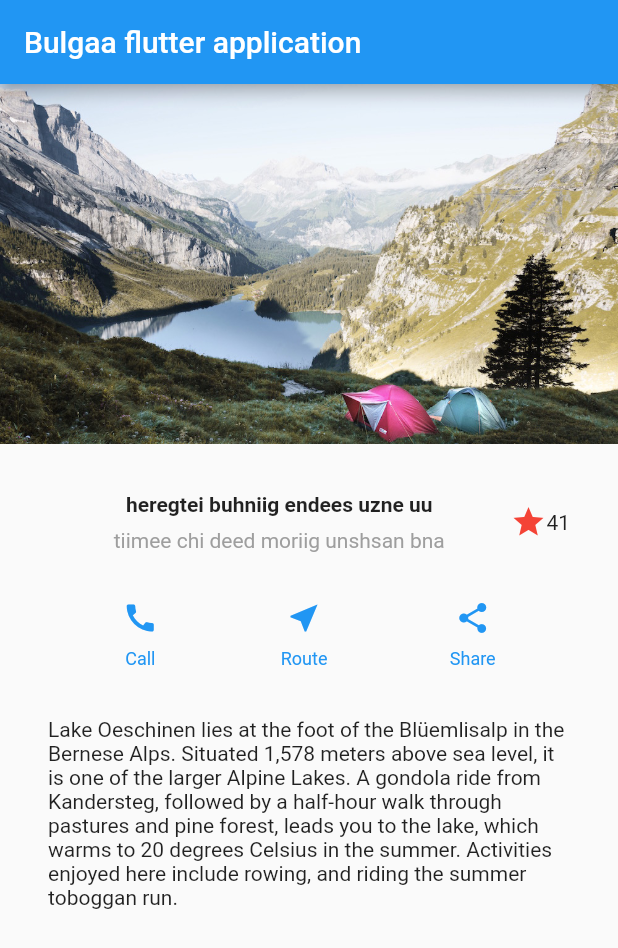
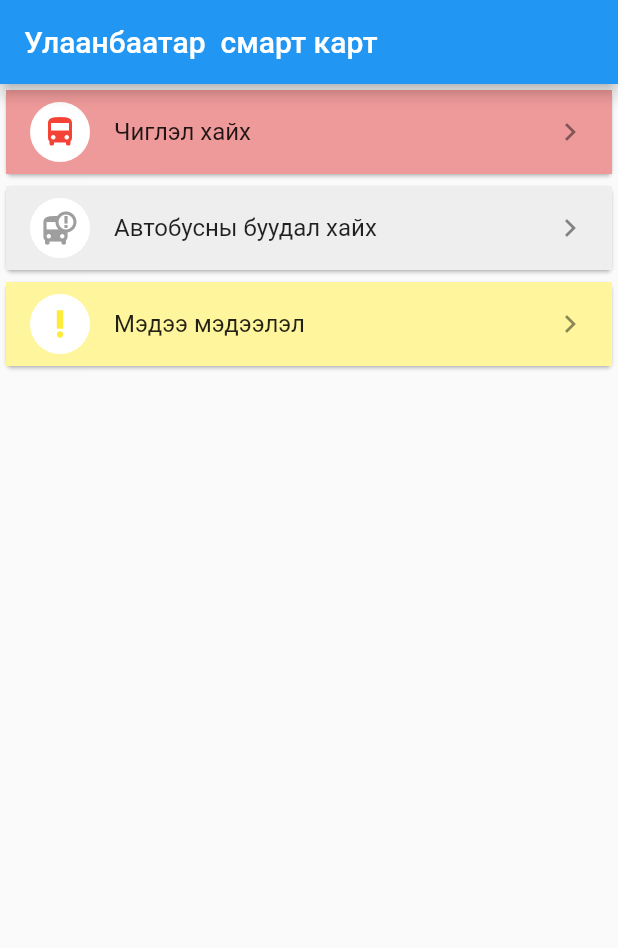
Before and after one commit to bulgaa1111/haha, a Flutter app: the screen it shows after launch, on a phone screen of 412 x 824 dp. Shown: the top 948 px of the screen. Run offline on Flutter 3.47's test engine with Material 2 defaults, Android fonts, the phone set to English and light mode, and no system bars.

Commit message:
bulgaa app

```diff
--- a/lib/main.dart
+++ b/lib/main.dart
@@ -10,138 +10,65 @@ class MyApp extends StatelessWidget {
   @override
   Widget build(BuildContext context) {
     return MaterialApp(
-      title: 'flutter layout',
-      home: Scaffold(
-        appBar: AppBar(
-          title: const Text('Bulgaa flutter application'),
-        ),
-        body: Column(
-          children: [
-            Image.asset(
-              'images/lake.jpg',
-              width: 600,
-              height: 240,
-              fit: BoxFit.cover,
-            ),
-            TitleRow(),
-            ButtonRow(),
-            TextSection(),
-          ],
-        ),
-      ),
+      theme: ThemeData(primarySwatch: Colors.blue),
+      home: HomePage(),
     );
   }
 }
 
-class TextSection extends StatelessWidget {
-  const TextSection({
-    Key? key,
-  }) : super(key: key);
+class HomePage extends StatelessWidget {
+  HomePage({Key? key}) : super(key: key);
 
   @override
   Widget build(BuildContext context) {
-    return const Padding(
-      padding: EdgeInsets.all(32),
-      child: Text(
-        'Lake Oeschinen lies at the foot of the Blüemlisalp in the Bernese '
-        'Alps. Situated 1,578 meters above sea level, it is one of the '
-        'larger Alpine Lakes. A gondola ride from Kandersteg, followed by a '
-        'half-hour walk through pastures and pine forest, leads you to the '
-        'lake, which warms to 20 degrees Celsius in the summer. Activities '
-        'enjoyed here include rowing, and riding the summer toboggan run.',
-        softWrap: true,
+    return Scaffold(
+      appBar: AppBar(
+        title: Text("Улаанбаатар  смарт карт"),
       ),
-    );
-  }
-}
-
-class ButtonRow extends StatelessWidget {
-  const ButtonRow({
-    Key? key,
-  }) : super(key: key);
-
-  @override
-  Widget build(BuildContext context) {
-    return Row(
-      mainAxisAlignment: MainAxisAlignment.spaceEvenly,
-      children: [
-        ButtonColumn(label: 'Call', icon: Icons.call),
-        ButtonColumn(label: 'Route', icon: Icons.near_me),
-        ButtonColumn(label: 'Share', icon: Icons.share),
-      ],
-    );
-  }
-}
-
-class ButtonColumn extends StatelessWidget {
-  const ButtonColumn({
-    Key? key,
-    required this.label,
-    required this.icon,
-  }) : super(key: key);
-
-  final String label;
-  final IconData icon;
-
-  @override
-  Widget build(BuildContext context) {
-    return Column(
-      mainAxisSize: MainAxisSize.min,
-      mainAxisAlignment: MainAxisAlignment.center,
-      children: [
-        Icon(icon, color: Colors.blue),
-        Container(
-          margin: const EdgeInsets.only(top: 8),
-          child: Text(
-            label,
-            style: TextStyle(
-              fontSize: 12,
-              fontWeight: FontWeight.w400,
-              color: Colors.blue,
+      body: ListView(
+        children: [
+          Card(
+            child: ListTile(
+              leading: const CircleAvatar(
+                child: Icon(Icons.directions_bus, color: Colors.red),
+                backgroundColor: Colors.white,
+              ),
+              tileColor: Colors.red[200],
+              title: Text('Чиглэл хайх'),
+              trailing: Icon(Icons.keyboard_arrow_right),
+              onTap: () {
+                print('Чиглэл хайх');
+              },
             ),
           ),
-        )
-      ],
-    );
-  }
-}
-
-class TitleRow extends StatelessWidget {
-  const TitleRow({
-    Key? key,
-  }) : super(key: key);
-
-  @override
-  Widget build(BuildContext context) {
-    return Container(
-      padding: const EdgeInsets.all(32),
-      child: Row(
-        children: [
-          Expanded(
-              child: Column(
-            children: [
-              Container(
-                padding: const EdgeInsets.only(bottom: 8),
-                child: const Text(
-                  'heregtei buhniig endees uzne uu',
-                  style: TextStyle(
-                    fontWeight: FontWeight.bold,
-                  ),
-                ),
+          Card(
+            child: ListTile(
+              leading: const CircleAvatar(
+                child: Icon(Icons.bus_alert, color: Colors.grey),
+                backgroundColor: Colors.white,
               ),
-              Text(
-                'tiimee chi deed moriig unshsan bna',
-                style: TextStyle(
-                  color: Colors.grey[500],
-                ),
+              title: Text('Автобусны буудал хайх'),
+              trailing: Icon(Icons.keyboard_arrow_right),
+              tileColor: Colors.grey[200],
+              onTap: () {
+                print("Автобусны буудал хайх");
+              },
+            ),
+          ),
+          Card(
+            child: ListTile(
+              leading: const CircleAvatar(
+                child: Icon(Icons.priority_high, color: Colors.yellow),
+                backgroundColor: Colors.white,
               ),
-            ],
-          )),
-          Icon(
-            Icons.star,
-            color: Colors.red[500],
+              title: Text('Мэдээ мэдээлэл'),
+              trailing: Icon(Icons.keyboard_arrow_right),
+              tileColor: Colors.yellow[200],
+              onTap: () {
+                print('Мэдээ мэдээлэл');
+              },
+            ),
           ),
-          const Text('41'),
         ],
       ),
     );
```
